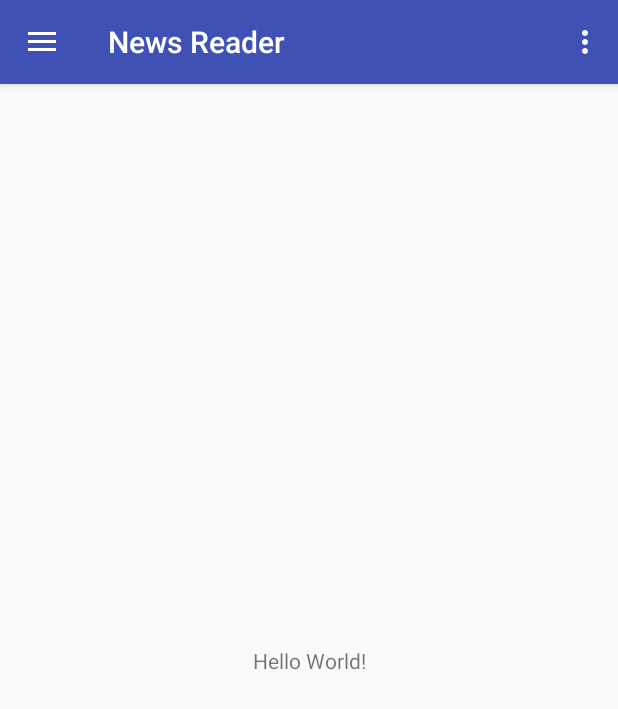
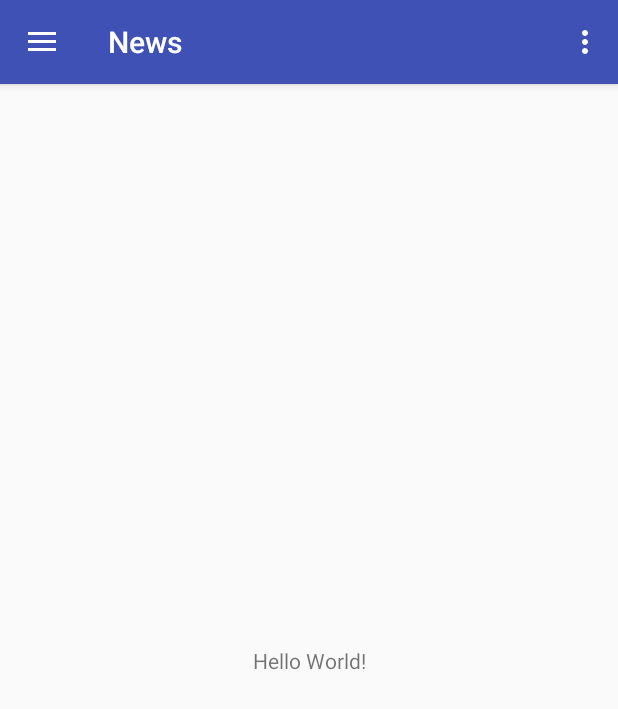
Before and after one commit to maerlyngb/news-reader, an Android app: the screen it shows after launch (MainActivity), in the side drawer, after a tap on "Send", on a phone screen of 412 x 824 dp. Shown: the top 709 px of the screen. Run offline under Robolectric (Android 15) with nearby library versions, the phone set to English and light mode, and no system bars.

```diff
--- a/app/src/main/java/io/maerlyn/newsreader/MainActivity.java
+++ b/app/src/main/java/io/maerlyn/newsreader/MainActivity.java
@@ -1,48 +1,58 @@
 package io.maerlyn.newsreader;
 
 import android.os.Bundle;
-import android.support.design.widget.FloatingActionButton;
 import android.support.design.widget.NavigationView;
-import android.support.design.widget.Snackbar;
-import android.support.v4.view.GravityCompat;
 import android.support.v4.widget.DrawerLayout;
 import android.support.v7.app.ActionBarDrawerToggle;
 import android.support.v7.app.AppCompatActivity;
 import android.support.v7.widget.Toolbar;
 import android.view.Menu;
 import android.view.MenuItem;
-import android.view.View;
 
-public class MainActivity extends AppCompatActivity
-        implements NavigationView.OnNavigationItemSelectedListener {
+public class MainActivity extends AppCompatActivity {
+
+    private NavDrawerHandler navDrawerHandler;
 
     @Override
     protected void onCreate(Bundle savedInstanceState) {
         super.onCreate(savedInstanceState);
         setContentView(R.layout.activity_main);
+
         Toolbar toolbar = findViewById(R.id.toolbar);
         setSupportActionBar(toolbar);
+        getSupportActionBar().setTitle(R.string.main_activity_title);
 
+        this.navDrawerHandler = new NavDrawerHandler(this);
+
+        SetupNavigationView(toolbar);
+    }
+
+    /**
+     * Setup the side navigation drawer
+     *
+     * @param toolbar to place the toggle button
+     */
+    private void SetupNavigationView(Toolbar toolbar) {
         DrawerLayout drawer = findViewById(R.id.drawer_layout);
+
+        // toggle button in action bar
         ActionBarDrawerToggle toggle = new ActionBarDrawerToggle(
                 this, drawer, toolbar, R.string.navigation_drawer_open, R.string.navigation_drawer_close);
+
         drawer.addDrawerListener(toggle);
         toggle.syncState();
 
+        // listen for nav items being clicked
         NavigationView navigationView = findViewById(R.id.nav_view);
-        navigationView.setNavigationItemSelectedListener(this);
+        navigationView.setNavigationItemSelectedListener(this.navDrawerHandler);
     }
 
-    @Override
-    public void onBackPressed() {
-        DrawerLayout drawer = findViewById(R.id.drawer_layout);
-        if (drawer.isDrawerOpen(GravityCompat.START)) {
-            drawer.closeDrawer(GravityCompat.START);
-        } else {
-            super.onBackPressed();
-        }
-    }
-
+    /**
+     * Triggered when creating the options menu in the toolbar
+     *
+     * @param menu to display in the toolbar
+     * @return boolean
+     */
     @Override
     public boolean onCreateOptionsMenu(Menu menu) {
         // Inflate the menu; this adds items to the action bar if it is present.
@@ -50,6 +60,12 @@ public class MainActivity extends AppCompatActivity
         return true;
     }
 
+    /**
+     * Triggered when one of the items in the options menu was tapped
+     *
+     * @param item that was tapped
+     * @return boolean
+     */
     @Override
     public boolean onOptionsItemSelected(MenuItem item) {
         // Handle action bar item clicks here. The action bar will
@@ -65,28 +81,16 @@ public class MainActivity extends AppCompatActivity
         return super.onOptionsItemSelected(item);
     }
 
-    @SuppressWarnings("StatementWithEmptyBody")
+    /**
+     * Close the side nav pane when the back button is pressed.
+     * If the nav pane is already closed, perform the standard os action.
+     */
     @Override
-    public boolean onNavigationItemSelected(MenuItem item) {
-        // Handle navigation view item clicks here.
-        int id = item.getItemId();
-
-        if (id == R.id.nav_camera) {
-            // Handle the camera action
-        } else if (id == R.id.nav_gallery) {
-
-        } else if (id == R.id.nav_slideshow) {
-
-        } else if (id == R.id.nav_manage) {
-
-        } else if (id == R.id.nav_share) {
-
-        } else if (id == R.id.nav_send) {
-
+    public void onBackPressed() {
+        if (this.navDrawerHandler.isDrawerOpen()) {
+            this.navDrawerHandler.closeDrawer();
+        } else {
+            super.onBackPressed();
         }
-
-        DrawerLayout drawer = findViewById(R.id.drawer_layout);
-        drawer.closeDrawer(GravityCompat.START);
-        return true;
     }
 }
--- /dev/null
+++ b/app/src/main/java/io/maerlyn/newsreader/NavDrawerHandler.java
@@ -0,0 +1,69 @@
+package io.maerlyn.newsreader;
+
+import android.app.Activity;
+import android.support.design.widget.NavigationView;
+import android.support.v4.view.GravityCompat;
+import android.support.v4.widget.DrawerLayout;
+import android.view.MenuItem;
+
+/**
+ * Created by maerlyn on 22/11/17.
+ */
+
+public class NavDrawerHandler implements NavigationView.OnNavigationItemSelectedListener {
+
+    Activity activity;
+    DrawerLayout drawer;
+
+    public NavDrawerHandler(Activity activity) {
+        this.activity = activity;
+        drawer = activity.findViewById(R.id.drawer_layout);
+    }
+
+    /**
+     * Handle menu item taps
+     *
+     * @param item that was tapped
+     * @return
+     */
+    @SuppressWarnings("StatementWithEmptyBody")
+    @Override
+    public boolean onNavigationItemSelected(MenuItem item) {
+        int id = item.getItemId();
+
+        if (id == R.id.nav_camera) {
+            // Handle the camera action
+        } else if (id == R.id.nav_gallery) {
+
+        } else if (id == R.id.nav_slideshow) {
+
+        } else if (id == R.id.nav_manage) {
+
+        } else if (id == R.id.nav_share) {
+
+        } else if (id == R.id.nav_send) {
+
+        }
+
+        closeDrawer();
+
+        // returning false so the menu item isn't highlighted
+        return false;
+    }
+
+    /**
+     * Close the drawer if it's currently open
+     */
+    public void closeDrawer() {
+        if (isDrawerOpen()) {
+            drawer.closeDrawer(GravityCompat.START);
+        }
+    }
+
+    /**
+     * @return true of the drawer is currently open
+     */
+    public boolean isDrawerOpen() {
+        return drawer.isDrawerOpen(GravityCompat.START);
+    }
+}
--- a/app/src/main/res/values/strings.xml
+++ b/app/src/main/res/values/strings.xml
@@ -6,4 +6,5 @@
 
     <string name="action_settings">Settings</string>
     <string name="side_navigation_header_image">Side Navigation Header Image</string>
+    <string name="main_activity_title">News</string>
 </resources>
--- a/app/src/main/res/values/styles.xml
+++ b/app/src/main/res/values/styles.xml
@@ -103,5 +103,10 @@
         <item name="layout_behavior">@string/appbar_scrolling_view_behavior</item>
     </style>
 
+    <!-- Main Content -->
+    <style name="ArticleList" parent="MatchParent">
+        <item name="layout_behavior">@string/appbar_scrolling_view_behavior</item>
+    </style>
+
 
 </resources>
```
